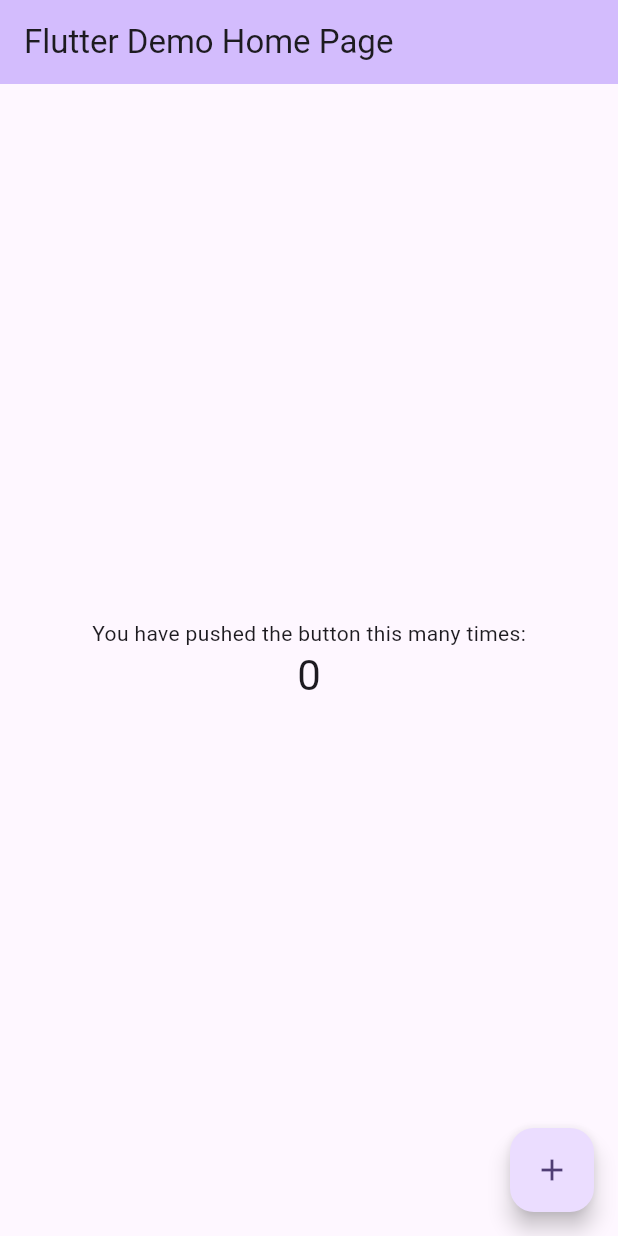
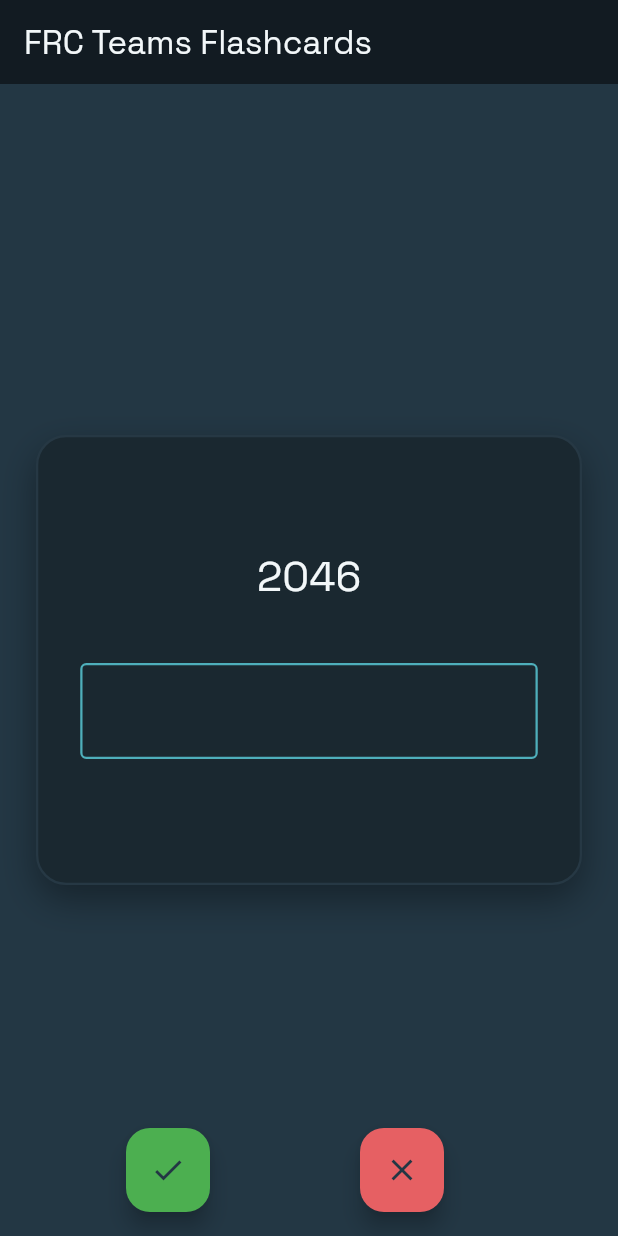
Before and after one commit to reniejoshi/frc-teams-flashcards, a Flutter app: the screen it shows after launch, on a phone screen of 412 x 824 dp. Run offline on Flutter 3.47's test engine with Material 3 defaults, Android fonts, the phone set to English and light mode, and no system bars; our stand-ins replace google_fonts, material_ui.

Commit message:
feat: add app colors and initial flashcard ui

```diff
--- /dev/null
+++ b/lib/app_colors.dart
@@ -0,0 +1,13 @@
+import 'package:material_ui/material_ui.dart';
+
+abstract final class AppColors {
+  static const Color primary = Color(0xFF1A2830);
+  static const Color secondary = Color(0xFF4EAFBB);
+  static const Color background = Color.fromARGB(255, 35, 55, 68);
+  static const Color surface = Color(0xFF121B22);
+  static const Color text = Color(0xFFF2F7F9);
+  static const Color accent = Color(0xFF4EAFBB);
+  static const Color overlay = Color(0xCC040608);
+  static const Color correct = Color(0xFF4CAF50);
+  static const Color incorrect = Color(0xFFE66063);
+}
--- a/lib/main.dart
+++ b/lib/main.dart
@@ -1,3 +1,5 @@
+import 'package:frc_teams_flashcards/app_colors.dart';
+import 'package:google_fonts/google_fonts.dart';
 import 'package:material_ui/material_ui.dart';
 
 void main() {
@@ -7,46 +9,38 @@ void main() {
 class MyApp extends StatelessWidget {
   const MyApp({super.key});
 
-  // This widget is the root of your application.
   @override
   Widget build(BuildContext context) {
     return MaterialApp(
       title: 'Flutter Demo',
       theme: ThemeData(
-        // This is the theme of your application.
-        //
-        // TRY THIS: Try running your application with "flutter run". You'll see
-        // the application has a purple toolbar. Then, without quitting the app,
-        // try changing the seedColor in the colorScheme below to Colors.green
-        // and then invoke "hot reload" (save your changes or press the "hot
-        // reload" button in a Flutter-supported IDE, or press "r" if you used
-        // the command line to start the app).
-        //
-        // Notice that the counter didn't reset back to zero; the application
-        // state is not lost during the reload. To reset the state, use hot
-        // restart instead.
-        //
-        // This works for code too, not just values: Most code changes can be
-        // tested with just a hot reload.
-        colorScheme: .fromSeed(seedColor: Colors.deepPurple),
+        brightness: Brightness.dark,
+        useMaterial3: true,
+        textTheme: GoogleFonts.spaceGroteskTextTheme(ThemeData.dark().textTheme)
+            .apply(bodyColor: AppColors.text, displayColor: AppColors.text),
+        scaffoldBackgroundColor: AppColors.background,
+        colorScheme: const ColorScheme.dark(
+          primary: AppColors.accent,
+          onPrimary: AppColors.background,
+          secondary: AppColors.secondary,
+          onSecondary: AppColors.background,
+          surface: AppColors.surface,
+          onSurface: AppColors.text,
+          scrim: AppColors.overlay,
+        ),
+        appBarTheme: const AppBarTheme(
+          backgroundColor: AppColors.surface,
+          foregroundColor: AppColors.text,
+          scrolledUnderElevation: 0,
+        ),
       ),
-      home: const MyHomePage(title: 'Flutter Demo Home Page'),
+      home: const MyHomePage(title: 'FRC Teams Flashcards'),
     );
   }
 }
 
 class MyHomePage extends StatefulWidget {
   const MyHomePage({super.key, required this.title});
-
-  // This widget is the home page of your application. It is stateful, meaning
-  // that it has a State object (defined below) that contains fields that affect
-  // how it looks.
-
-  // This class is the configuration for the state. It holds the values (in this
-  // case the title) provided by the parent (in this case the App widget) and
-  // used by the build method of the State. Fields in a Widget subclass are
-  // always marked "final".
-
   final String title;
 
   @override
@@ -54,68 +48,120 @@ class MyHomePage extends StatefulWidget {
 }
 
 class _MyHomePageState extends State<MyHomePage> {
-  int _counter = 0;
-
-  void _incrementCounter() {
-    setState(() {
-      // This call to setState tells the Flutter framework that something has
-      // changed in this State, which causes it to rerun the build method below
-      // so that the display can reflect the updated values. If we changed
-      // _counter without calling setState(), then the build method would not be
-      // called again, and so nothing would appear to happen.
-      _counter++;
-    });
-  }
+  final TextEditingController _answerController = TextEditingController();
+  late String _answer;
+  Color _borderColor = AppColors.accent;
 
   @override
   Widget build(BuildContext context) {
-    // This method is rerun every time setState is called, for instance as done
-    // by the _incrementCounter method above.
-    //
-    // The Flutter framework has been optimized to make rerunning build methods
-    // fast, so that you can just rebuild anything that needs updating rather
-    // than having to individually change instances of widgets.
     return Scaffold(
-      appBar: AppBar(
-        // TRY THIS: Try changing the color here to a specific color (to
-        // Colors.amber, perhaps?) and trigger a hot reload to see the AppBar
-        // change color while the other colors stay the same.
-        backgroundColor: Theme.of(context).colorScheme.inversePrimary,
-        // Here we take the value from the MyHomePage object that was created by
-        // the App.build method, and use it to set our appbar title.
-        title: Text(widget.title),
-      ),
+      appBar: AppBar(title: Text(widget.title)),
       body: Center(
-        // Center is a layout widget. It takes a single child and positions it
-        // in the middle of the parent.
         child: Column(
-          // Column is also a layout widget. It takes a list of children and
-          // arranges them vertically. By default, it sizes itself to fit its
-          // children horizontally, and tries to be as tall as its parent.
-          //
-          // Column has various properties to control how it sizes itself and
-          // how it positions its children. Here we use mainAxisAlignment to
-          // center the children vertically; the main axis here is the vertical
-          // axis because Columns are vertical (the cross axis would be
-          // horizontal).
-          //
-          // TRY THIS: Invoke "debug painting" (choose the "Toggle Debug Paint"
-          // action in the IDE, or press "p" in the console), to see the
-          // wireframe for each widget.
-          mainAxisAlignment: .center,
+          mainAxisAlignment: MainAxisAlignment.center,
           children: [
-            const Text('You have pushed the button this many times:'),
-            Text(
-              '$_counter',
-              style: Theme.of(context).textTheme.headlineMedium,
+            Padding(
+              padding: const EdgeInsets.all(24.0),
+              child: ConstrainedBox(
+                constraints: const BoxConstraints(
+                  maxWidth: 420,
+                  maxHeight: 300,
+                ),
+                child: GestureDetector(
+                  onTap: () {
+                    // Toggle front/back state here
+                  },
+                  child: Container(
+                    width: double.infinity,
+                    padding: const EdgeInsets.all(28.0),
+                    decoration: BoxDecoration(
+                      color: AppColors.primary,
+                      borderRadius: BorderRadius.circular(20),
+                      border: Border.all(
+                        color: const Color(0xFF263844),
+                        width: 1.5,
+                      ),
+                      boxShadow: [
+                        BoxShadow(
+                          color: Colors.black.withValues(alpha: 0.35),
+                          blurRadius: 20,
+                          offset: const Offset(0, 10),
+                        ),
+                      ],
+                    ),
+                    child: Column(
+                      mainAxisAlignment: MainAxisAlignment.center,
+                      children: [
+                        const SizedBox(height: 16),
+                        Text(
+                          '2046',
+                          textAlign: TextAlign.center,
+                          style: Theme.of(context).textTheme.headlineMedium,
+                        ),
+                        const SizedBox(height: 40),
+                        TextField(
+                          controller: _answerController,
+                          onSubmitted: (_) {
+                            setState(() {
+                              _answer = _answerController.text
+                                  .trim()
+                                  .toLowerCase();
+                              if (_answer == 'bear metal') {
+                                _borderColor = AppColors.correct;
+                              } else {
+                                _borderColor = AppColors.incorrect;
+                              }
+                            });
+                          },
+                          decoration: InputDecoration(
+                            fillColor: Colors.transparent,
+                            filled: true,
+                            border: OutlineInputBorder(
+                              borderSide: BorderSide(
+                                color: _borderColor,
+                                width: 1.5,
+                              ),
+                            ),
+                            enabledBorder: OutlineInputBorder(
+                              borderSide: BorderSide(
+                                color: _borderColor,
+                                width: 1.5,
+                              ),
+                            ),
+                            focusedBorder: OutlineInputBorder(
+                              borderSide: BorderSide(
+                                color: _borderColor,
+                                width: 1.5,
+                              ),
+                            ),
+                          ),
+                          textAlign: TextAlign.center,
+                          style: Theme.of(context).textTheme.headlineSmall,
+                        ),
+                        const SizedBox(height: 24),
+                      ],
+                    ),
+                  ),
+                ),
+              ),
             ),
           ],
         ),
       ),
-      floatingActionButton: FloatingActionButton(
-        onPressed: _incrementCounter,
-        tooltip: 'Increment',
-        child: const Icon(Icons.add),
+      floatingActionButton: Row(
+        mainAxisAlignment: MainAxisAlignment.spaceEvenly,
+        children: [
+          FloatingActionButton(
+            onPressed: () {},
+            backgroundColor: AppColors.correct,
+            child: const Icon(Icons.check_sharp),
+          ),
+          FloatingActionButton(
+            onPressed: () {},
+            backgroundColor: AppColors.incorrect,
+            child: const Icon(Icons.close_sharp),
+          ),
+        ],
       ),
     );
   }
--- a/pubspec.yaml
+++ b/pubspec.yaml
@@ -35,6 +35,7 @@ dependencies:
   # Use with the CupertinoIcons class for iOS style icons.
   cupertino_icons: ^1.0.8
   material_ui: ^1.11.1
+  google_fonts: ^9.0.0
 
 dev_dependencies:
   flutter_test:
```
Also changed, not shown: pubspec.lock, 2 other files.
